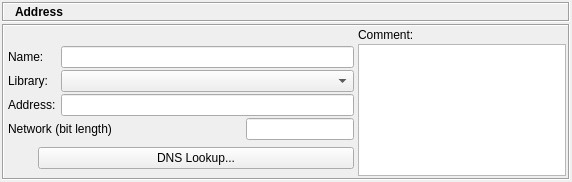
The window that src/gui/ipv6dialog_q.ui (fwbuilder/fwbuilder) describes before a commit, drawn with Qt 5.
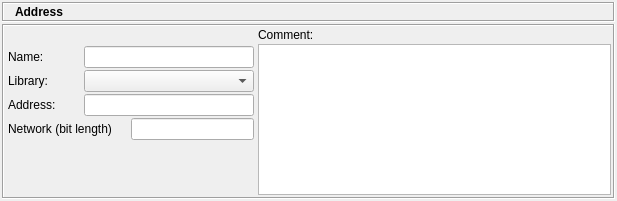
The same window after the commit. Icons and pictures are not drawn.

```diff
--- a/src/gui/ipv6dialog_q.ui
+++ b/src/gui/ipv6dialog_q.ui
@@ -8,8 +8,8 @@
    <rect>
     <x>0</x>
     <y>0</y>
-    <width>572</width>
-    <height>182</height>
+    <width>617</width>
+    <height>201</height>
    </rect>
   </property>
   <property name="windowTitle" >
@@ -209,10 +209,16 @@
          <widget class="QFrame" name="frame14" >
           <property name="minimumSize" >
            <size>
-            <width>350</width>
+            <width>250</width>
             <height>16</height>
            </size>
           </property>
+          <property name="maximumSize" >
+           <size>
+            <width>250</width>
+            <height>16777215</height>
+           </size>
+          </property>
           <property name="frameShape" >
            <enum>QFrame::NoFrame</enum>
           </property>
@@ -248,7 +254,7 @@
              </property>
             </widget>
            </item>
-           <item row="0" column="1" colspan="3" >
+           <item row="0" column="1" >
             <widget class="QLineEdit" name="obj_name" >
              <property name="sizePolicy" >
               <sizepolicy vsizetype="Fixed" hsizetype="Preferred" >
@@ -258,7 +264,7 @@
              </property>
              <property name="minimumSize" >
               <size>
-               <width>250</width>
+               <width>170</width>
                <height>0</height>
               </size>
              </property>
@@ -274,7 +280,7 @@
              </property>
             </widget>
            </item>
-           <item row="1" column="1" colspan="3" >
+           <item row="1" column="1" >
             <widget class="QComboBox" name="libs" >
              <property name="sizePolicy" >
               <sizepolicy vsizetype="Fixed" hsizetype="Preferred" >
@@ -294,7 +300,7 @@
              </property>
             </widget>
            </item>
-           <item row="2" column="1" colspan="3" >
+           <item row="2" column="1" >
             <widget class="QLineEdit" name="address" >
              <property name="sizePolicy" >
               <sizepolicy vsizetype="Fixed" hsizetype="Preferred" >
@@ -308,80 +314,68 @@
             </widget>
            </item>
            <item row="3" column="0" colspan="2" >
-            <widget class="QLabel" name="netmaskLabel" >
-             <property name="text" >
-              <string>Network (bit length)</string>
+            <widget class="QFrame" name="frame" >
+             <property name="frameShape" >
+              <enum>QFrame::NoFrame</enum>
              </property>
-             <property name="wordWrap" >
-              <bool>false</bool>
+             <property name="frameShadow" >
+              <enum>QFrame::Raised</enum>
              </property>
+             <layout class="QGridLayout" >
+              <property name="leftMargin" >
+               <number>0</number>
+              </property>
+              <property name="topMargin" >
+               <number>0</number>
+              </property>
+              <property name="rightMargin" >
+               <number>0</number>
+              </property>
+              <property name="bottomMargin" >
+               <number>0</number>
+              </property>
+              <property name="horizontalSpacing" >
+               <number>0</number>
+              </property>
+              <property name="verticalSpacing" >
+               <number>0</number>
+              </property>
+              <item row="0" column="0" >
+               <widget class="QLabel" name="netmaskLabel" >
+                <property name="text" >
+                 <string>Network (bit length)</string>
+                </property>
+                <property name="wordWrap" >
+                 <bool>false</bool>
+                </property>
+               </widget>
+              </item>
+              <item row="0" column="1" >
+               <widget class="QLineEdit" name="netmask" >
+                <property name="sizePolicy" >
+                 <sizepolicy vsizetype="Fixed" hsizetype="Preferred" >
+                  <horstretch>0</horstretch>
+                  <verstretch>0</verstretch>
+                 </sizepolicy>
+                </property>
+               </widget>
+              </item>
+             </layout>
             </widget>
            </item>
-           <item row="3" column="2" >
+           <item row="4" column="0" colspan="2" >
             <spacer>
              <property name="orientation" >
-              <enum>Qt::Horizontal</enum>
+              <enum>Qt::Vertical</enum>
              </property>
              <property name="sizeHint" >
               <size>
-               <width>40</width>
-               <height>20</height>
+               <width>232</width>
+               <height>31</height>
               </size>
              </property>
             </spacer>
            </item>
-           <item row="3" column="3" >
-            <widget class="QLineEdit" name="netmask" >
-             <property name="sizePolicy" >
-              <sizepolicy vsizetype="Fixed" hsizetype="Preferred" >
-               <horstretch>0</horstretch>
-               <verstretch>0</verstretch>
-              </sizepolicy>
-             </property>
-            </widget>
-           </item>
-           <item row="4" column="0" colspan="4" >
-            <layout class="QHBoxLayout" >
-             <property name="spacing" >
-              <number>2</number>
-             </property>
-             <property name="leftMargin" >
-              <number>0</number>
-             </property>
-             <property name="topMargin" >
-              <number>0</number>
-             </property>
-             <property name="rightMargin" >
-              <number>0</number>
-             </property>
-             <property name="bottomMargin" >
-              <number>0</number>
-             </property>
-             <item>
-              <spacer>
-               <property name="orientation" >
-                <enum>Qt::Vertical</enum>
-               </property>
-               <property name="sizeType" >
-                <enum>QSizePolicy::MinimumExpanding</enum>
-               </property>
-               <property name="sizeHint" >
-                <size>
-                 <width>30</width>
-                 <height>5</height>
-                </size>
-               </property>
-              </spacer>
-             </item>
-             <item>
-              <widget class="QPushButton" name="dnsLookup" >
-               <property name="text" >
-                <string>DNS Lookup...</string>
-               </property>
-              </widget>
-             </item>
-            </layout>
-           </item>
           </layout>
          </widget>
         </item>
```
Left out of the diff: 72 changed lines with no effect on the pictures.
